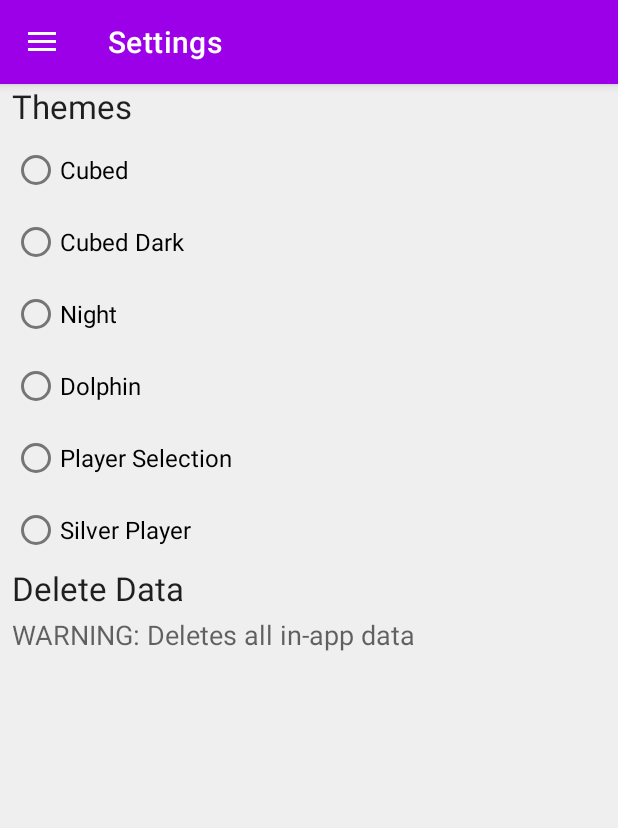
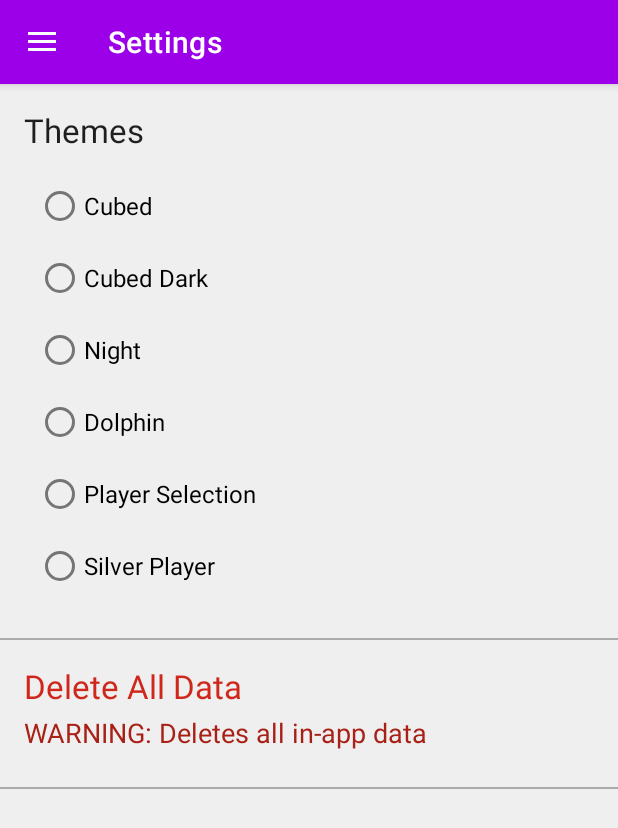
Before and after one commit to mcd-3/cubed-game-collector, an Android app: the SettingsFragment screen opened through its navigation route, on a phone screen of 412 x 824 dp. Shown: the top 828 px of the screen. Run offline under Robolectric (Android 15) with nearby library versions, the phone set to English and light mode, and no system bars; our stand-ins replace Room's generated code, data binding, navigation-ui; libraries missing offline, so code that uses them is left out: it.xabaras.android.

Commit message:
Made SettingsFragment look better

```diff
--- a/app/src/main/java/com/matthew/carvalhodagenais/gamecubecollector/ui/SettingsFragment.kt
+++ b/app/src/main/java/com/matthew/carvalhodagenais/gamecubecollector/ui/SettingsFragment.kt
@@ -44,8 +44,8 @@ class SettingsFragment: Fragment() {
      */
     private val showDialogOnClickListener = View.OnClickListener {
         val builder = MaterialAlertDialogBuilder(context)
-        builder.setTitle(getString(R.string.game_detail_delete_alert_title))
-            .setMessage(getString(R.string.game_detail_delete_alert_body))
+        builder.setTitle(getString(R.string.delete_all_data_alert_title))
+            .setMessage(getString(R.string.delete_all_data_alert_body))
             .setPositiveButton(getString(R.string.delete_alert_positive),
                 alertPositiveOnClick)
             .setNegativeButton(getString(R.string.delete_alert_negative)){
--- a/app/src/main/res/layout/fragment_settings.xml
+++ b/app/src/main/res/layout/fragment_settings.xml
@@ -21,6 +21,10 @@
             android:id="@+id/themes_linear_layout"
             android:layout_width="match_parent"
             android:layout_height="wrap_content"
+            android:paddingTop="@dimen/medium"
+            android:paddingStart="@dimen/small"
+            android:paddingEnd="0dp"
+            android:paddingBottom="@dimen/medium"
             android:orientation="vertical">
 
             <TextView
@@ -35,8 +39,9 @@
                 android:id="@+id/themes_radio_group"
                 android:layout_width="match_parent"
                 android:layout_height="wrap_content"
-                android:layout_marginStart="@dimen/small"
-                android:layout_marginEnd="@dimen/small">
+                android:layout_marginTop="@dimen/small"
+                android:layout_marginStart="@dimen/medium"
+                android:layout_marginEnd="@dimen/medium">
 
                 <com.google.android.material.radiobutton.MaterialRadioButton
                     android:id="@+id/radio_theme_cubed"
@@ -94,33 +99,49 @@
         </LinearLayout>
 
         <LinearLayout
+            android:layout_marginTop="@dimen/small"
+            android:layout_width="match_parent"
+            android:layout_height="1dp"
+            android:background="@color/silver"/>
+
+        <LinearLayout
             android:id="@+id/delete_all_data_linear_layout"
             android:layout_width="match_parent"
             android:layout_height="wrap_content"
             android:clickable="true"
             android:focusable="true"
+            android:paddingTop="@dimen/medium"
+            android:paddingStart="@dimen/small"
+            android:paddingEnd="0dp"
+            android:paddingBottom="@dimen/medium"
             android:background="?android:attr/selectableItemBackground"
             android:orientation="vertical">
 
-
             <TextView
-                android:text="Delete Data"
+                android:text="@string/delete_data_label_title"
                 android:layout_width="match_parent"
                 android:layout_height="match_parent"
                 android:layout_marginStart="@dimen/small"
                 android:layout_marginBottom="@dimen/very_small"
+                android:textColor="?attr/colorError"
                 style="@style/TextAppearance.AppCompat.Large"/>
 
-
             <TextView
-                android:text="WARNING: Deletes all in-app data"
+                android:text="@string/delete_data_label_subtitle"
                 android:layout_width="match_parent"
                 android:layout_height="match_parent"
                 android:layout_marginStart="@dimen/small"
+                android:textColor="?attr/colorOnError"
                 style="@style/TextAppearance.AppCompat.Medium"/>
 
         </LinearLayout>
 
+        <LinearLayout
+            android:layout_marginTop="@dimen/small"
+            android:layout_width="match_parent"
+            android:layout_height="1dp"
+            android:background="@color/silver"/>
+
     </LinearLayout>
 
 </layout>
--- a/app/src/main/res/values/colors.xml
+++ b/app/src/main/res/values/colors.xml
@@ -19,6 +19,7 @@
     <color name="light_blue">#99dfff</color>
     <color name="yellow">#f5cf11</color>
     <color name="dark_yellow">#ffcc00</color>
+    <color name="bright_red">#ff1d0d</color>
     <color name="red">#CF271B</color>
     <color name="deep_red">#A82016</color>
 
--- a/app/src/main/res/values/strings.xml
+++ b/app/src/main/res/values/strings.xml
@@ -51,6 +51,8 @@
     <string name="no_date">N.D</string>
     <string name="camera">Camera</string>
     <string name="gallery">Gallery</string>
+    <string name="delete_data_label_title">Delete All Data</string>
+    <string name="delete_data_label_subtitle">WARNING: Deletes all in-app data</string>
 
     <!-- Themes -->
     <string name="cubed_theme">Cubed</string>
@@ -77,7 +79,7 @@
     <string name="console_detail_delete_alert_title">Delete Console?</string>
     <string name="console_detail_delete_alert_body">Are you sure you want to delete this console?</string>
     <string name="delete_all_data_alert_title">Delete all data?</string>
-    <string name="delete_all_data_alert_body">Are you sure you want to delete all in-app data? This includes games, consoles, accessories, and images.THIS IS A PERMANENT ACTION</string>
+    <string name="delete_all_data_alert_body">Are you sure you want to delete all in-app data?\n\nThis includes games, consoles, accessories, and images.\n\nTHIS IS A PERMANENT ACTION</string>
     <string name="delete_alert_positive">Delete</string>
     <string name="delete_alert_negative">@android:string/cancel</string>
     <string name="game_add_edit_change_image_title">Change Image How?</string>
--- a/app/src/main/res/values/styles.xml
+++ b/app/src/main/res/values/styles.xml
@@ -20,6 +20,7 @@
         <item name="android:icon">@color/black</item>
         <item name="colorSurface">@color/white</item>
         <item name="colorError">@color/red</item>
+        <item name="colorOnError">@color/deep_red</item>
         <item name="android:colorBackground">@color/egg_white</item>
         <item name="windowActionBar">false</item>
     </style>
@@ -34,7 +35,8 @@
         <item name="android:subtitleTextColor">@color/smoke_grey</item>
         <item name="android:icon">@color/white</item>
         <item name="colorSurface">@color/dark_grey</item>
-        <item name="colorError">@color/red</item>
+        <item name="colorError">@color/bright_red</item>
+        <item name="colorOnError">@color/red</item>
         <item name="android:colorBackground">@color/black</item>
         <item name="windowActionBar">false</item>
     </style>
@@ -49,7 +51,8 @@
         <item name="android:subtitleTextColor">@color/smoke_grey</item>
         <item name="android:icon">@color/white</item>
         <item name="colorSurface">@color/dark_grey</item>
-        <item name="colorError">@color/red</item>
+        <item name="colorError">@color/bright_red</item>
+        <item name="colorOnError">@color/red</item>
         <item name="android:colorBackground">@color/black</item>
         <item name="windowActionBar">false</item>
     </style>
@@ -65,6 +68,7 @@
         <item name="android:icon">@color/black</item>
         <item name="colorSurface">@color/white</item>
         <item name="colorError">@color/red</item>
+        <item name="colorOnError">@color/deep_red</item>
         <item name="android:colorBackground">@color/egg_white</item>
         <item name="windowActionBar">false</item>
     </style>
@@ -80,6 +84,7 @@
         <item name="android:icon">@color/black</item>
         <item name="colorSurface">@color/white</item>
         <item name="colorError">@color/red</item>
+        <item name="colorOnError">@color/deep_red</item>
         <item name="android:colorBackground">@color/egg_white</item>
         <item name="windowActionBar">false</item>
     </style>
@@ -95,6 +100,7 @@
         <item name="android:icon">@color/black</item>
         <item name="colorSurface">@color/white</item>
         <item name="colorError">@color/red</item>
+        <item name="colorOnError">@color/deep_red</item>
         <item name="android:colorBackground">@color/egg_white</item>
         <item name="windowActionBar">false</item>
     </style>
```
